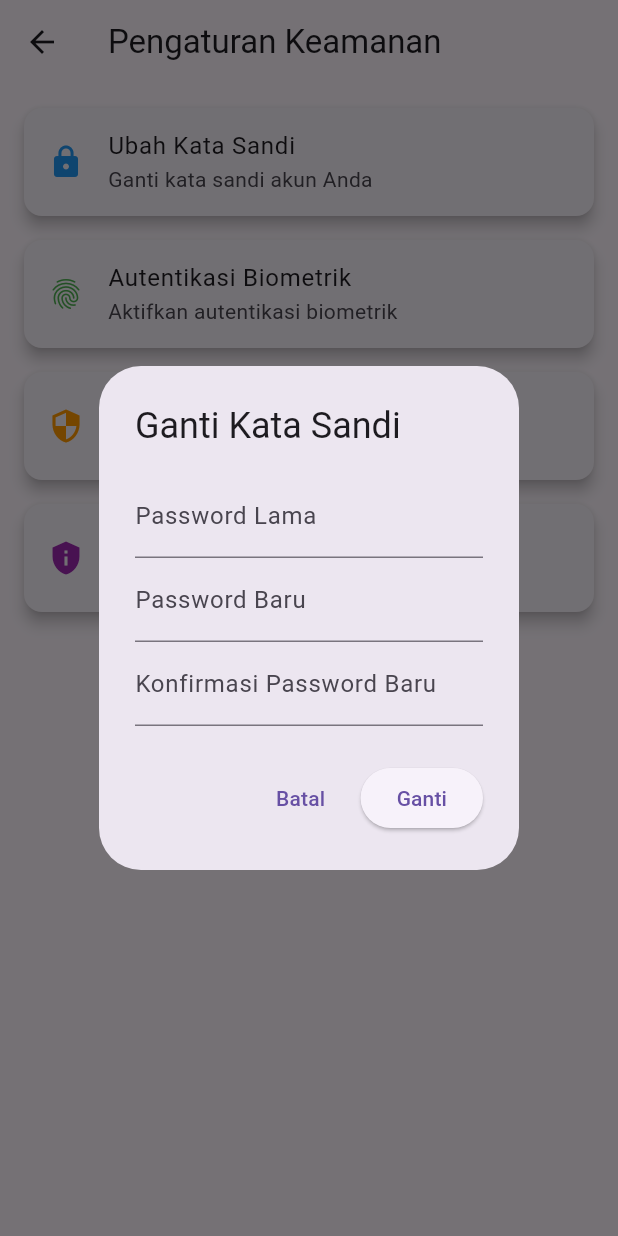
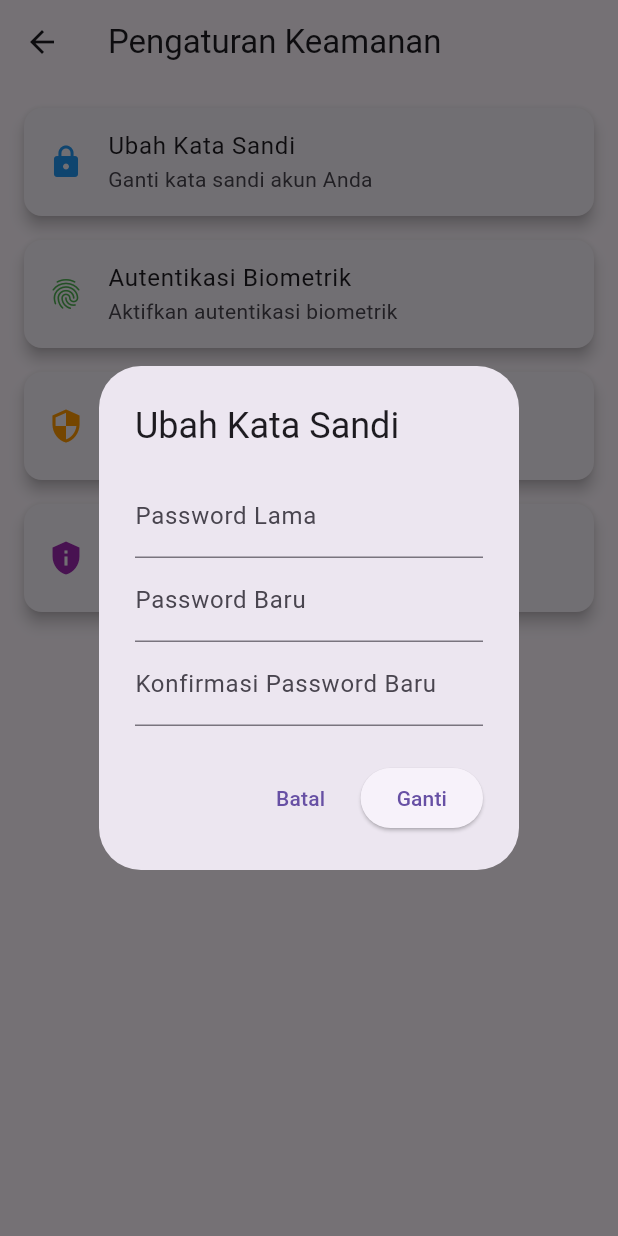
Before and after one commit to Asyrof12/crud_flutter, a Flutter app: the KeamananPage screen opened directly, after a tap on "Ubah Kata Sandi", on a phone screen of 412 x 824 dp. Run offline on Flutter 3.47's test engine with Material 3 defaults, Android fonts, the phone set to English and light mode, and no system bars; our stand-ins replace flutter_dotenv, shared_preferences; accounts and stored records are empty.

Commit message:
feat : bahasa

```diff
--- a/lib/menu_setting/keamanan.dart
+++ b/lib/menu_setting/keamanan.dart
@@ -1,17 +1,21 @@
 import 'package:flutter/material.dart';
+import 'package:provider/provider.dart';
+import 'package:card/providers/AppLanguage.dart';
 
 class KeamananPage extends StatelessWidget {
   const KeamananPage({super.key});
 
   @override
   Widget build(BuildContext context) {
+    final appLang = Provider.of<AppLanguage>(context);
+
     return Scaffold(
       appBar: AppBar(
         leading: IconButton(
           icon: const Icon(Icons.arrow_back),
           onPressed: () => Navigator.of(context).pop(),
         ),
-        title: const Text("Pengaturan Keamanan"),
+        title: Text(appLang.getText("security_settings")),
       ),
       body: ListView(
         padding: const EdgeInsets.all(16),
@@ -21,10 +25,9 @@ class KeamananPage extends StatelessWidget {
             margin: const EdgeInsets.only(bottom: 16),
             child: ListTile(
               leading: const Icon(Icons.lock, color: Colors.blue),
-              title: const Text('Ubah Kata Sandi'),
-              subtitle: const Text('Ganti kata sandi akun Anda'),
+              title: Text(appLang.getText("change_password")),
+              subtitle: Text(appLang.getText("change_password_sub")),
               onTap: () {
-                // Aksi ketika menu Ubah Kata Sandi ditekan
                 showDialog(
                   context: context,
                   builder: (context) {
@@ -33,29 +36,30 @@ class KeamananPage extends StatelessWidget {
                     final confirmPasswordController = TextEditingController();
 
                     return AlertDialog(
-                      title: const Text('Ganti Kata Sandi'),
+                      title: Text(appLang.getText("change_password")),
                       content: SingleChildScrollView(
                         child: Column(
                           children: [
                             TextField(
                               controller: oldPasswordController,
                               obscureText: true,
-                              decoration: const InputDecoration(
-                                labelText: 'Password Lama',
+                              decoration: InputDecoration(
+                                labelText: appLang.getText("old_password"),
                               ),
                             ),
                             TextField(
                               controller: newPasswordController,
                               obscureText: true,
-                              decoration: const InputDecoration(
-                                labelText: 'Password Baru',
+                              decoration: InputDecoration(
+                                labelText: appLang.getText("new_password"),
                               ),
                             ),
                             TextField(
                               controller: confirmPasswordController,
                               obscureText: true,
-                              decoration: const InputDecoration(
-                                labelText: 'Konfirmasi Password Baru',
+                              decoration: InputDecoration(
+                                labelText:
+                                    appLang.getText("confirm_new_password"),
                               ),
                             ),
                           ],
@@ -63,32 +67,32 @@ class KeamananPage extends StatelessWidget {
                       ),
                       actions: [
                         TextButton(
-                          onPressed: () {
-                            Navigator.pop(context); // tutup dialog
-                          },
-                          child: const Text('Batal'),
+                          onPressed: () => Navigator.pop(context),
+                          child: Text(appLang.getText("cancel")),
                         ),
                         ElevatedButton(
                           onPressed: () {
-                            // validasi sederhana dulu
                             if (newPasswordController.text !=
                                 confirmPasswordController.text) {
                               ScaffoldMessenger.of(context).showSnackBar(
-                                const SnackBar(
-                                    content:
-                                        Text('Password baru tidak cocok!')),
+                                SnackBar(
+                                  content: Text(
+                                    appLang.getText("password_not_match"),
+                                  ),
+                                ),
                               );
                             } else {
-                              // nanti nanti bisa sambung ke API
                               ScaffoldMessenger.of(context).showSnackBar(
-                                const SnackBar(
-                                    content: Text(
-                                        'Password berhasil diganti (dummy)')),
+                                SnackBar(
+                                  content: Text(
+                                    appLang.getText("password_changed"),
+                                  ),
+                                ),
                               );
                               Navigator.pop(context);
                             }
                           },
-                          child: const Text('Ganti'),
+                          child: Text(appLang.getText("change")),
                         ),
                       ],
                     );
@@ -102,31 +106,31 @@ class KeamananPage extends StatelessWidget {
             margin: const EdgeInsets.only(bottom: 16),
             child: ListTile(
               leading: const Icon(Icons.fingerprint, color: Colors.green),
-              title: const Text('Autentikasi Biometrik'),
-              subtitle: const Text('Aktifkan autentikasi biometrik'),
+              title: Text(appLang.getText("biometric_auth")),
+              subtitle: Text(appLang.getText("biometric_auth_sub")),
               onTap: () {
-                // Aksi ketika menu Autentikasi Biometrik ditekan
                 showDialog(
                   context: context,
                   builder: (context) => AlertDialog(
-                    title: const Text('Autentikasi Biometrik'),
-                    content: const Text(
-                        'Aktifkan autentikasi biometrik pada akun Anda?'),
+                    title: Text(appLang.getText("biometric_auth")),
+                    content: Text(appLang.getText("biometric_auth_confirm")),
                     actions: [
                       TextButton(
                         onPressed: () => Navigator.pop(context),
-                        child: const Text('Batal'),
+                        child: Text(appLang.getText("cancel")),
                       ),
                       ElevatedButton(
                         onPressed: () {
                           Navigator.pop(context);
-                          // update status biometrik dummy
                           ScaffoldMessenger.of(context).showSnackBar(
-                            const SnackBar(
-                                content: Text('Biometrik diaktifkan (dummy)')),
+                            SnackBar(
+                              content: Text(
+                                appLang.getText("biometric_enabled"),
+                              ),
+                            ),
                           );
                         },
-                        child: const Text('Ya'),
+                        child: Text(appLang.getText("yes")),
                       ),
                     ],
                   ),
@@ -139,11 +143,9 @@ class KeamananPage extends StatelessWidget {
             margin: const EdgeInsets.only(bottom: 16),
             child: ListTile(
               leading: const Icon(Icons.security, color: Colors.orange),
-              title: const Text('Keamanan Akun'),
-              subtitle: const Text('Pengaturan keamanan akun Anda'),
-              onTap: () {
-                // Aksi ketika menu Keamanan Akun ditekan
-              },
+              title: Text(appLang.getText("account_security")),
+              subtitle: Text(appLang.getText("account_security_sub")),
+              onTap: () {},
             ),
           ),
           Card(
@@ -151,11 +153,9 @@ class KeamananPage extends StatelessWidget {
             margin: const EdgeInsets.only(bottom: 16),
             child: ListTile(
               leading: const Icon(Icons.privacy_tip, color: Colors.purple),
-              title: const Text('Privasi'),
-              subtitle: const Text('Pengaturan privasi aplikasi'),
-              onTap: () {
-                // Aksi ketika menu Privasi ditekan
-              },
+              title: Text(appLang.getText("privacy")),
+              subtitle: Text(appLang.getText("privacy_sub")),
+              onTap: () {},
             ),
           ),
         ],
--- a/lib/utils/lang.dart
+++ b/lib/utils/lang.dart
@@ -34,20 +34,33 @@ class Lang {
       'kontak': 'Contact',
 
       // Keamanan Page
-      'change_password': 'Change Password',
-      'old_password': 'Old Password',
-      'new_password': 'New Password',
-      'confirm_password': 'Confirm Password',
-      'save_password': 'Save Password',
-      'password_updated': 'Password updated successfully',
+      "security_settings": "Security Settings",
+      "change_password": "Change Password",
+      "change_password_sub": "Change your account password",
+      "old_password": "Old Password",
+      "new_password": "New Password",
+      "confirm_new_password": "Confirm New Password",
+      "change": "Change",
+      "password_not_match": "New password does not match!",
+      "password_changed": "Password changed successfully",
+      "biometric_auth": "Biometric Authentication",
+      "biometric_auth_sub": "Enable biometric authentication",
+      "biometric_auth_confirm":
+          "Enable biometric authentication on your account?",
+      "biometric_enabled": "Biometric enabled",
+      "yes": "Yes",
+      "account_security": "Account Security",
+      "account_security_sub": "Manage your account security",
+      "privacy": "Privacy",
+      "privacy_sub": "Manage app privacy settings",
 
       // Hamburger Menu
       'menu_contacts': 'Contacts',
       'menu_about': 'About App',
       'menu_settings': 'Settings',
       'menu_logout': 'Logout',
+    },
 
-    },
     'id': {
       // General
       'choose_language': 'Pilih Bahasa',
@@ -82,12 +95,25 @@ class Lang {
       'kontak': 'Kontak',
 
       // Keamanan Page
-      'change_password': 'Ubah Kata Sandi',
-      'old_password': 'Kata Sandi Lama',
-      'new_password': 'Kata Sandi Baru',
-      'confirm_password': 'Konfirmasi Kata Sandi',
-      'save_password': 'Simpan Kata Sandi',
-      'password_updated': 'Kata sandi berhasil diperbarui',
+      "security_settings": "Pengaturan Keamanan",
+      "change_password": "Ubah Kata Sandi",
+      "change_password_sub": "Ganti kata sandi akun Anda",
+      "old_password": "Password Lama",
+      "new_password": "Password Baru",
+      "confirm_new_password": "Konfirmasi Password Baru",
+      "change": "Ganti",
+      "password_not_match": "Password baru tidak cocok!",
+      "password_changed": "Password berhasil diganti",
+      "biometric_auth": "Autentikasi Biometrik",
+      "biometric_auth_sub": "Aktifkan autentikasi biometrik",
+      "biometric_auth_confirm":
+          "Aktifkan autentikasi biometrik pada akun Anda?",
+      "biometric_enabled": "Biometrik diaktifkan",
+      "yes": "Ya",
+      "account_security": "Keamanan Akun",
+      "account_security_sub": "Pengaturan keamanan akun Anda",
+      "privacy": "Privasi",
+      "privacy_sub": "Pengaturan privasi aplikasi",
 
       // Hamburger Menu
       'menu_contacts': 'Daftar Kontak',
```
